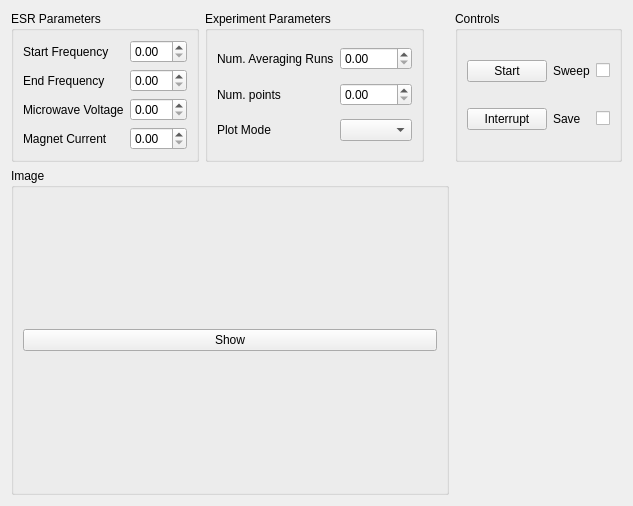
The window that quantum_sensing/experimental_microscope/ESR.ui (saahitmog/quantum-sensing) describes before a commit, drawn with Qt 5.
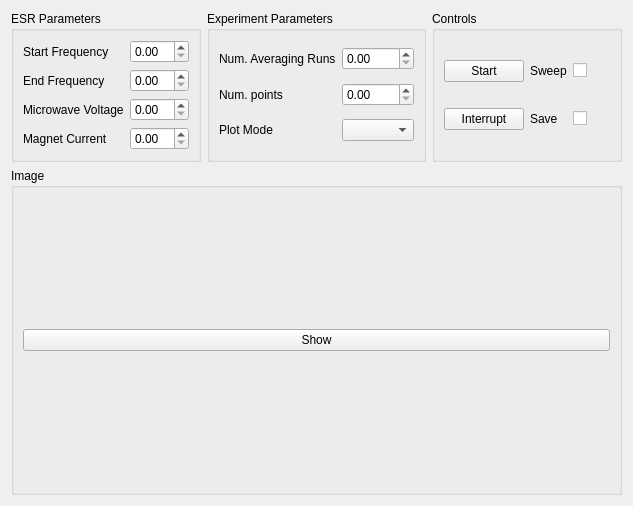
The same window after the commit.

Diff of the .ui file:
```diff
--- a/quantum_sensing/experimental_microscope/ESR.ui
+++ b/quantum_sensing/experimental_microscope/ESR.ui
@@ -109,7 +109,7 @@
     </widget>
    </item>
 
-   <item row="0" column="3">
+   <item row="0" column="2">
     <widget class="QGroupBox" name="camera_controls_groupBox">
      <property name="title">
       <string>Controls</string>
```
